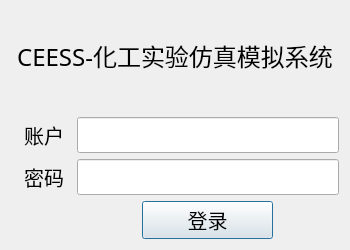
Desmond121/CEESS, file ui/Login.ui: the form before one commit.
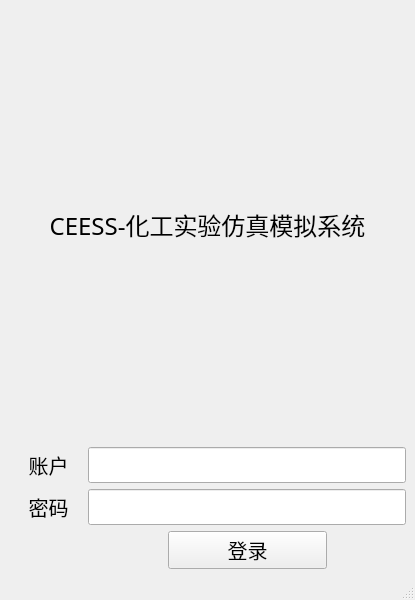
The form after the commit.

```diff
--- a/ui/Login.ui
+++ b/ui/Login.ui
@@ -1,37 +1,20 @@
 <?xml version="1.0" encoding="UTF-8"?>
 <ui version="4.0">
- <class>LoginDialog</class>
- <widget class="QDialog" name="LoginDialog">
+ <class>LoginMainWindow</class>
+ <widget class="QMainWindow" name="LoginMainWindow">
   <property name="geometry">
    <rect>
     <x>0</x>
     <y>0</y>
-    <width>350</width>
-    <height>250</height>
+    <width>415</width>
+    <height>600</height>
    </rect>
   </property>
-  <property name="sizePolicy">
-   <sizepolicy hsizetype="Fixed" vsizetype="Fixed">
-    <horstretch>0</horstretch>
-    <verstretch>0</verstretch>
-   </sizepolicy>
-  </property>
-  <property name="maximumSize">
-   <size>
-    <width>350</width>
-    <height>250</height>
-   </size>
-  </property>
   <property name="windowTitle">
    <string>CESS-登录</string>
   </property>
+  <widget class="QWidget" name="centralwidget">
   <layout class="QVBoxLayout" name="verticalLayout">
-   <property name="spacing">
-    <number>6</number>
-   </property>
-   <property name="topMargin">
-    <number>0</number>
-   </property>
    <item>
     <widget class="QLabel" name="label">
      <property name="font">
@@ -56,7 +39,7 @@
     </widget>
    </item>
    <item>
-    <layout class="QHBoxLayout" name="horizontalLayout" stretch="1,4">
+     <layout class="QHBoxLayout" name="horizontalLayout_2" stretch="1,4">
      <property name="spacing">
       <number>0</number>
      </property>
@@ -88,7 +71,7 @@
       <widget class="QLineEdit" name="accLineEdit">
        <property name="font">
         <font>
-         <family>微软雅黑</family>
+          <family>黑体</family>
          <pointsize>15</pointsize>
          <weight>50</weight>
          <bold>false</bold>
@@ -99,7 +82,7 @@
     </layout>
    </item>
    <item>
-    <layout class="QHBoxLayout" name="horizontalLayout_2" stretch="1,4">
+     <layout class="QHBoxLayout" name="horizontalLayout_3" stretch="1,4">
      <property name="spacing">
       <number>0</number>
      </property>
@@ -131,7 +114,7 @@
       <widget class="QLineEdit" name="pswLineEdit">
        <property name="font">
         <font>
-         <family>微软雅黑</family>
+          <family>黑体</family>
          <pointsize>15</pointsize>
          <weight>50</weight>
          <bold>false</bold>
@@ -142,20 +125,7 @@
     </layout>
    </item>
    <item>
-    <layout class="QHBoxLayout" name="horizontalLayout_3" stretch="1,1,2,1">
-     <item>
-      <spacer name="horizontalSpacer_3">
-       <property name="orientation">
-        <enum>Qt::Horizontal</enum>
-       </property>
-       <property name="sizeHint" stdset="0">
-        <size>
-         <width>40</width>
-         <height>20</height>
-        </size>
-       </property>
-      </spacer>
-     </item>
+     <layout class="QHBoxLayout" name="horizontalLayout" stretch="1,1,2,1">
      <item>
       <spacer name="horizontalSpacer">
        <property name="orientation">
@@ -169,11 +139,24 @@
        </property>
       </spacer>
      </item>
+      <item>
+       <spacer name="horizontalSpacer_5">
+        <property name="orientation">
+         <enum>Qt::Horizontal</enum>
+        </property>
+        <property name="sizeHint" stdset="0">
+         <size>
+          <width>40</width>
+          <height>20</height>
+         </size>
+        </property>
+       </spacer>
+      </item>
      <item>
       <widget class="QPushButton" name="loginButtom">
        <property name="font">
         <font>
-         <family>幼圆</family>
+          <family>黑体</family>
          <pointsize>15</pointsize>
         </font>
        </property>
@@ -198,6 +181,8 @@
     </layout>
    </item>
   </layout>
+  </widget>
+  <widget class="QStatusBar" name="statusbar"/>
  </widget>
  <resources/>
  <connections/>
```
Left out of the diff: 2 changed lines with no effect on the pictures. Lines whose indentation alone changed are shown as unchanged.
